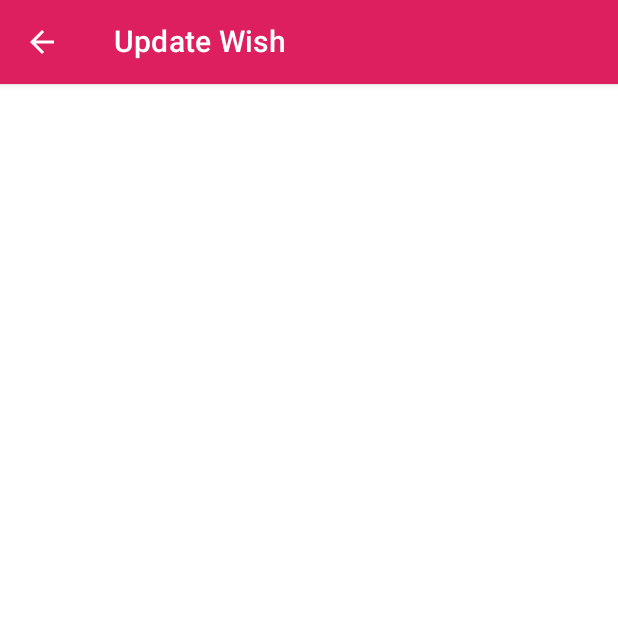
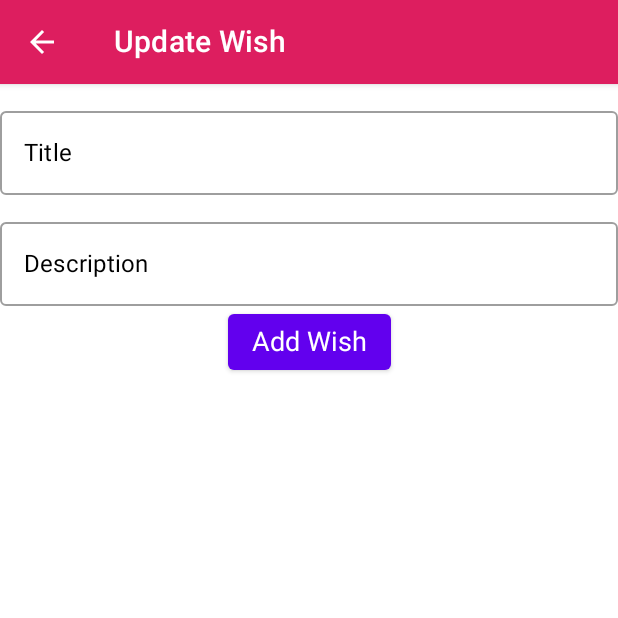
Before and after one commit to nagmabano/wishlist-app, an Android app built with Jetpack Compose: the composable AddEditDetailView called with empty values, on a phone screen of 412 x 824 dp, the top half of it. Run offline under Robolectric (Android 15) with nearby library versions, the phone set to English and light mode, and no system bars.

Commit message:
set up viewModel and AddEditDetailView

```diff
--- a/app/src/main/java/com/nagma/mywishlistapp/AddEditDetailView.kt
+++ b/app/src/main/java/com/nagma/mywishlistapp/AddEditDetailView.kt
@@ -1,6 +1,5 @@
 package com.nagma.mywishlistapp
 
-import androidx.annotation.StringRes
 import androidx.compose.foundation.layout.Arrangement
 import androidx.compose.foundation.layout.Column
 import androidx.compose.foundation.layout.Spacer
@@ -9,6 +8,7 @@ import androidx.compose.foundation.layout.height
 import androidx.compose.foundation.layout.padding
 import androidx.compose.foundation.layout.wrapContentSize
 import androidx.compose.foundation.text.KeyboardOptions
+import androidx.compose.material.Button
 import androidx.compose.material.OutlinedTextField
 import androidx.compose.material.Scaffold
 import androidx.compose.material.Text
@@ -16,11 +16,12 @@ import androidx.compose.runtime.Composable
 import androidx.compose.ui.Alignment
 import androidx.compose.ui.Modifier
 import androidx.compose.ui.graphics.Color
-import androidx.compose.ui.res.colorResource
 import androidx.compose.ui.res.stringResource
+import androidx.compose.ui.text.TextStyle
 import androidx.compose.ui.text.input.KeyboardType
 import androidx.compose.ui.tooling.preview.Preview
 import androidx.compose.ui.unit.dp
+import androidx.compose.ui.unit.sp
 import androidx.navigation.NavController
 
 @Composable
@@ -43,6 +44,34 @@ fun AddEditDetailView(
             verticalArrangement = Arrangement.Center
             ) {
             Spacer(modifier = Modifier.height(10.dp))
+            WishTextField(value = viewModel.wishTitleState,
+                onValueChanged = {
+                    viewModel.onWishTitleChanged(it)
+                                 },
+                label = "Title")
+
+            Spacer(modifier = Modifier.height(10.dp))
+            WishTextField(value = viewModel.wishDescriptionState,
+                onValueChanged = {
+                    viewModel.onWishDescriptionChanged(it)
+                },
+                label = "Description")
+
+            Button(onClick = {
+                if (viewModel.wishTitleState.isNotEmpty() && viewModel.wishDescriptionState.isNotEmpty()) {
+                    // Update Wish TODO
+                } else {
+                    // TODO Add Wish
+                }
+            }) {
+                Text(
+                    text = if (id != 0L) stringResource(id = R.string.update_wish)
+                    else stringResource(id = R.string.add_wish),
+                    style = TextStyle(
+                        fontSize = 18.sp
+                    )
+                )
+            }
 
         }
 
--- a/app/src/main/java/com/nagma/mywishlistapp/WishViewModel.kt
+++ b/app/src/main/java/com/nagma/mywishlistapp/WishViewModel.kt
@@ -1,6 +1,20 @@
 package com.nagma.mywishlistapp
 
+import androidx.compose.runtime.getValue
+import androidx.compose.runtime.mutableStateOf
+import androidx.compose.runtime.setValue
 import androidx.lifecycle.ViewModel
 
 class WishViewModel: ViewModel() {
+
+    var wishTitleState by mutableStateOf("")
+    var wishDescriptionState by mutableStateOf("")
+
+    fun onWishTitleChanged(newString: String) {
+        wishTitleState = newString
+    }
+
+    fun onWishDescriptionChanged(newString: String) {
+        wishDescriptionState = newString
+    }
 }
```
